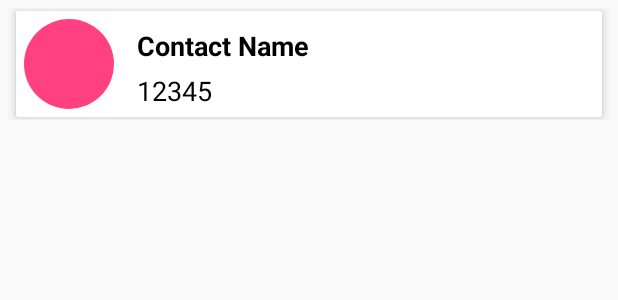
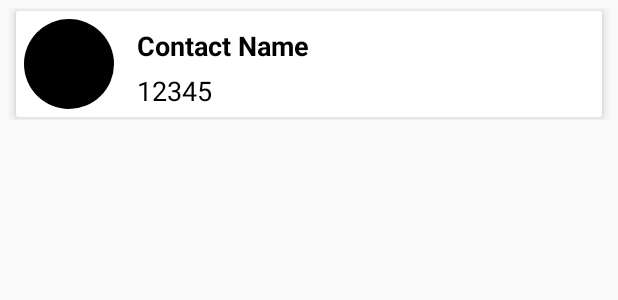
Before and after one commit to LavithLVK/AndroidSample, an Android app: the layout view_fragment_item.xml on its own in the app's theme, with its tools: preview values and no code run, on a phone screen of 412 x 824 dp. Shown: the top 300 px of the screen. Run offline under Robolectric (Android 15) with nearby library versions, the phone set to English and light mode, and no system bars.

Commit message:
2nd Commit

```diff
--- a/shawsank_prison/src/main/java/com/example/lvk/shawsank_prison/Activities/MainShawsankActivity.java
+++ b/shawsank_prison/src/main/java/com/example/lvk/shawsank_prison/Activities/MainShawsankActivity.java
@@ -88,7 +88,7 @@ public class MainShawsankActivity extends AppCompatActivity
         if (id == R.id.manipulate) {
             fragment=new ManipualteFragment();
         } else if (id == R.id.view) {
-//            fragment=new ViewFragment();
+            fragment=new ViewFragment();
             Toast.makeText(getApplicationContext(),"Functionality in progress",Toast.LENGTH_SHORT).show();
         } else if (id == R.id.about) {
 //            fragment=new AboutFragment();
--- a/shawsank_prison/src/main/res/layout/view_fragment_item.xml
+++ b/shawsank_prison/src/main/res/layout/view_fragment_item.xml
@@ -24,7 +24,7 @@
                 android:id="@+id/circle_image_item"
                 android:layout_height="60dp"
                 android:layout_width="60dp"
-                android:src="@color/colorAccent"/>
+                android:src="@color/black"/>
             <TextView
                 android:id="@+id/prisoner_name_item"
                 android:layout_height="wrap_content"
--- a/shawsank_prison/src/main/res/values/colors.xml
+++ b/shawsank_prison/src/main/res/values/colors.xml
@@ -8,5 +8,6 @@
     <color name="update">#206040</color>
     <color name="add">#996600</color>
     <color name="white">#FFFFFF</color>
+    <color name="black">#000000</color>
 
 </resources>
```
